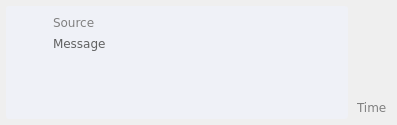
The window that source/common/ui/text_chat_incoming_message.ui (dchapyshev/aspia) describes before a commit, drawn with Qt 5.
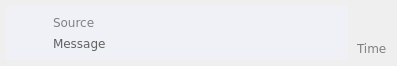
The same window after the commit. Icons and pictures are not drawn.

Commit message: Implement Text Chat session.

What changed in the file:
```diff
--- a/source/common/ui/text_chat_incoming_message.ui
+++ b/source/common/ui/text_chat_incoming_message.ui
@@ -7,7 +7,7 @@
     <x>0</x>
     <y>0</y>
     <width>397</width>
-    <height>125</height>
+    <height>66</height>
    </rect>
   </property>
   <property name="sizePolicy">
@@ -96,7 +96,7 @@
            <property name="sizeHint" stdset="0">
             <size>
              <width>20</width>
-             <height>40</height>
+             <height>0</height>
             </size>
            </property>
           </spacer>
@@ -152,6 +152,9 @@
            <property name="text">
             <string notr="true">Message</string>
            </property>
+           <property name="textFormat">
+            <enum>Qt::PlainText</enum>
+           </property>
            <property name="alignment">
             <set>Qt::AlignLeading|Qt::AlignLeft|Qt::AlignTop</set>
            </property>
```
Left out of the diff: 3 changed lines with no effect on the pictures. The commit also changes 121 other files.
